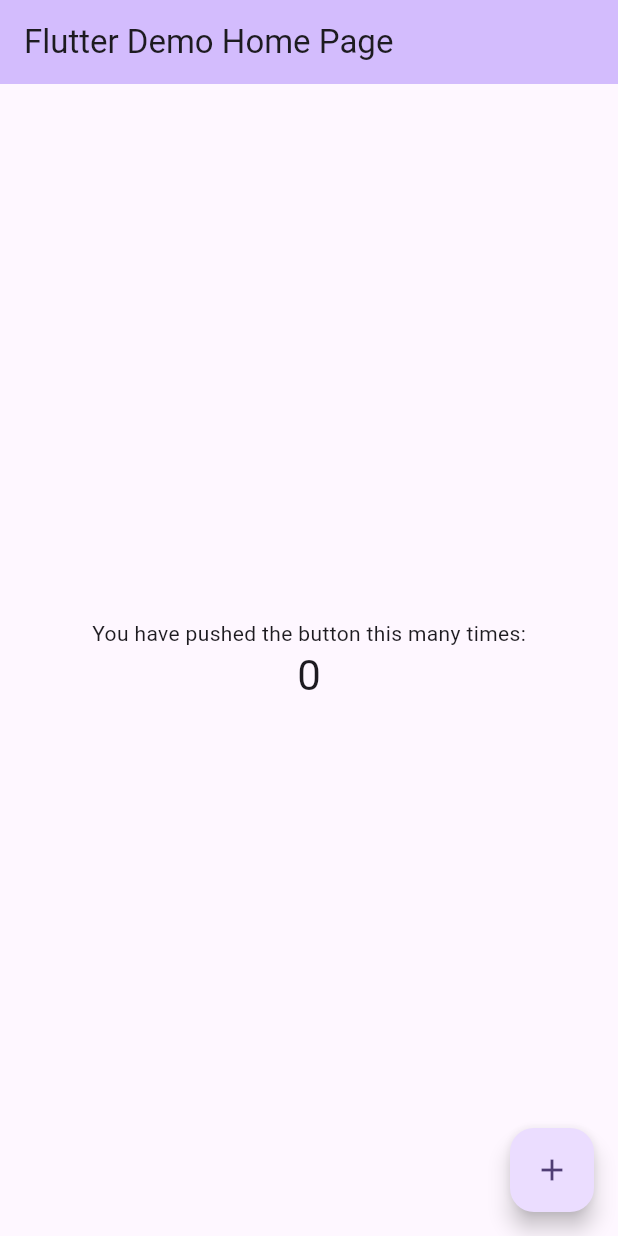
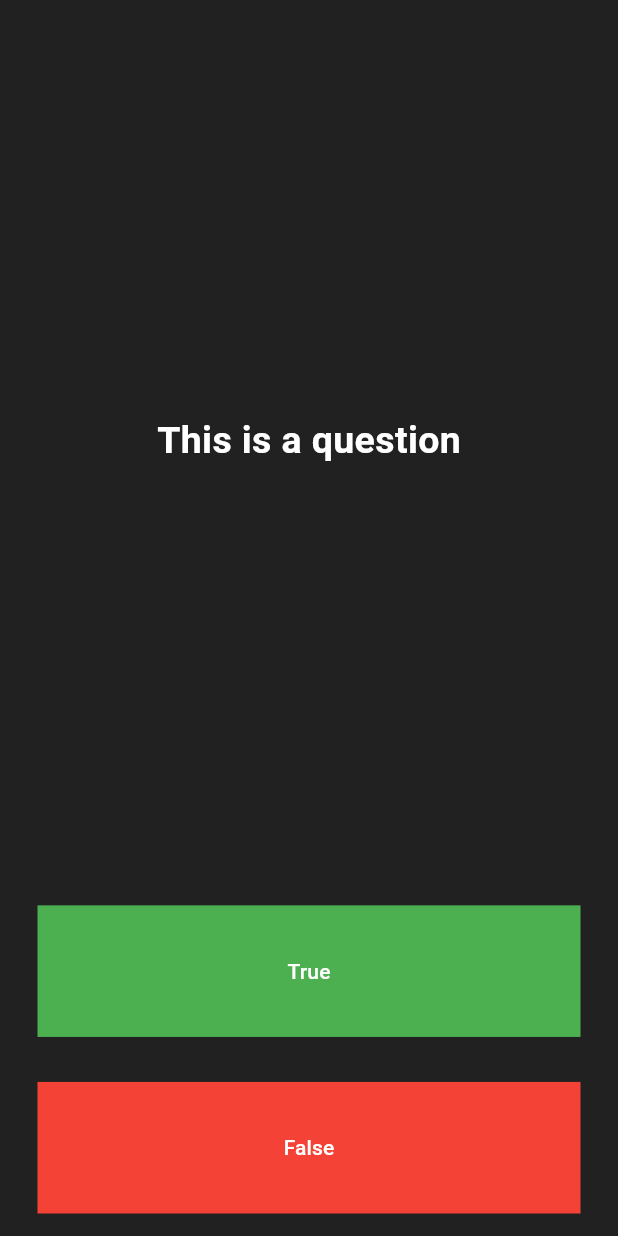
Before and after one commit to riaanjlagrange/quizzler, a Flutter app: the screen it shows after launch, on a phone screen of 412 x 824 dp. Run offline on Flutter 3.47's test engine with Material 3 defaults, Android fonts, the phone set to English and light mode, and no system bars.

Commit message:
Setup initial UI

```diff
--- a/lib/main.dart
+++ b/lib/main.dart
@@ -1,122 +1,94 @@
 import 'package:flutter/material.dart';
 
 void main() {
-  runApp(const MyApp());
+  runApp(Quizzler());
 }
 
-class MyApp extends StatelessWidget {
-  const MyApp({super.key});
+class Quizzler extends StatelessWidget {
+  const Quizzler({super.key});
 
-  // This widget is the root of your application.
   @override
   Widget build(BuildContext context) {
     return MaterialApp(
-      title: 'Flutter Demo',
-      theme: ThemeData(
-        // This is the theme of your application.
-        //
-        // TRY THIS: Try running your application with "flutter run". You'll see
-        // the application has a purple toolbar. Then, without quitting the app,
-        // try changing the seedColor in the colorScheme below to Colors.green
-        // and then invoke "hot reload" (save your changes or press the "hot
-        // reload" button in a Flutter-supported IDE, or press "r" if you used
-        // the command line to start the app).
-        //
-        // Notice that the counter didn't reset back to zero; the application
-        // state is not lost during the reload. To reset the state, use hot
-        // restart instead.
-        //
-        // This works for code too, not just values: Most code changes can be
-        // tested with just a hot reload.
-        colorScheme: ColorScheme.fromSeed(seedColor: Colors.deepPurple),
+      home: Scaffold(
+        backgroundColor: Colors.grey[900],
+        body: SafeArea(
+          child: Padding(
+            padding: EdgeInsets.symmetric(horizontal: 10),
+            child: QuizPage(),
+          ),
+        ),
       ),
-      home: const MyHomePage(title: 'Flutter Demo Home Page'),
     );
   }
 }
 
-class MyHomePage extends StatefulWidget {
-  const MyHomePage({super.key, required this.title});
-
-  // This widget is the home page of your application. It is stateful, meaning
-  // that it has a State object (defined below) that contains fields that affect
-  // how it looks.
-
-  // This class is the configuration for the state. It holds the values (in this
-  // case the title) provided by the parent (in this case the App widget) and
-  // used by the build method of the State. Fields in a Widget subclass are
-  // always marked "final".
-
-  final String title;
+class QuizPage extends StatefulWidget {
+  const QuizPage({super.key});
 
   @override
-  State<MyHomePage> createState() => _MyHomePageState();
+  State<QuizPage> createState() => _QuizPageState();
 }
 
-class _MyHomePageState extends State<MyHomePage> {
-  int _counter = 0;
-
-  void _incrementCounter() {
-    setState(() {
-      // This call to setState tells the Flutter framework that something has
-      // changed in this State, which causes it to rerun the build method below
-      // so that the display can reflect the updated values. If we changed
-      // _counter without calling setState(), then the build method would not be
-      // called again, and so nothing would appear to happen.
-      _counter++;
-    });
-  }
+class _QuizPageState extends State<QuizPage> {
+  List<Icon> scoreKeeper = [];
 
   @override
   Widget build(BuildContext context) {
-    // This method is rerun every time setState is called, for instance as done
-    // by the _incrementCounter method above.
-    //
-    // The Flutter framework has been optimized to make rerunning build methods
-    // fast, so that you can just rebuild anything that needs updating rather
-    // than having to individually change instances of widgets.
-    return Scaffold(
-      appBar: AppBar(
-        // TRY THIS: Try changing the color here to a specific color (to
-        // Colors.amber, perhaps?) and trigger a hot reload to see the AppBar
-        // change color while the other colors stay the same.
-        backgroundColor: Theme.of(context).colorScheme.inversePrimary,
-        // Here we take the value from the MyHomePage object that was created by
-        // the App.build method, and use it to set our appbar title.
-        title: Text(widget.title),
-      ),
-      body: Center(
-        // Center is a layout widget. It takes a single child and positions it
-        // in the middle of the parent.
-        child: Column(
-          // Column is also a layout widget. It takes a list of children and
-          // arranges them vertically. By default, it sizes itself to fit its
-          // children horizontally, and tries to be as tall as its parent.
-          //
-          // Column has various properties to control how it sizes itself and
-          // how it positions its children. Here we use mainAxisAlignment to
-          // center the children vertically; the main axis here is the vertical
-          // axis because Columns are vertical (the cross axis would be
-          // horizontal).
-          //
-          // TRY THIS: Invoke "debug painting" (choose the "Toggle Debug Paint"
-          // action in the IDE, or press "p" in the console), to see the
-          // wireframe for each widget.
-          mainAxisAlignment: MainAxisAlignment.center,
-          children: <Widget>[
-            const Text('You have pushed the button this many times:'),
-            Text(
-              '$_counter',
-              style: Theme.of(context).textTheme.headlineMedium,
+    return Column(
+      mainAxisAlignment: MainAxisAlignment.spaceBetween,
+      crossAxisAlignment: CrossAxisAlignment.stretch,
+      children: <Widget>[
+        Expanded(
+          flex: 5,
+          child: Padding(
+            padding: EdgeInsets.all(10),
+            child: Center(
+              child: Text(
+                "This is a question",
+                style: TextStyle(
+                  color: Colors.white,
+                  fontWeight: FontWeight.bold,
+                  fontSize: 25,
+                ),
+              ),
             ),
-          ],
+          ),
         ),
-      ),
-      floatingActionButton: FloatingActionButton(
-        onPressed: _incrementCounter,
-        tooltip: 'Increment',
-        child: const Icon(Icons.add),
-      ), // This trailing comma makes auto-formatting nicer for build methods.
+        Expanded(
+          child: Padding(
+            padding: EdgeInsets.all(15),
+            child: Container(
+              color: Colors.green,
+              child: TextButton(
+                onPressed: () {
+                  setState(() {
+                    scoreKeeper.add(Icon(Icons.check, color: Colors.green));
+                  });
+                },
+                child: Text("True", style: TextStyle(color: Colors.white)),
+              ),
+            ),
+          ),
+        ),
+        Expanded(
+          child: Padding(
+            padding: EdgeInsets.all(15),
+            child: Container(
+              color: Colors.red,
+              child: TextButton(
+                onPressed: () {
+                  setState(() {
+                    scoreKeeper.add(Icon(Icons.close, color: Colors.red));
+                  });
+                },
+                child: Text("False", style: TextStyle(color: Colors.white)),
+              ),
+            ),
+          ),
+        ),
+        Row(children: scoreKeeper),
+      ],
     );
   }
 }
```
